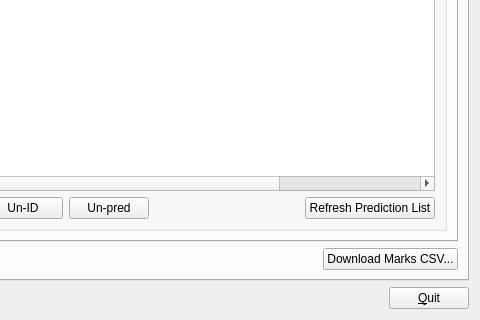
First picture: the form in plom/client/ui_files/manager.ui, repository plomgrading/plom, before the edit; both pictures show x 544 to 1024 and y 340 to 660 of the 1024 by 660 pixel window.
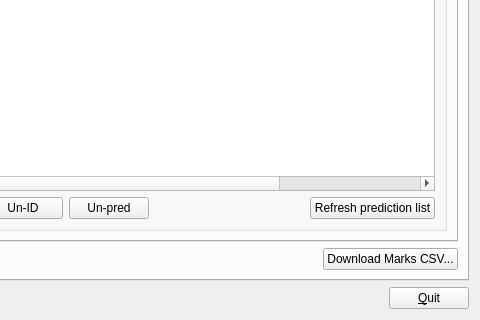
Second picture: the form after the edit. The open tabs and pages were chosen to show the change.

Commit message: docs: Wrong button name in autoIDer

The edit to the form file:
```diff
--- a/plom/client/ui_files/manager.ui
+++ b/plom/client/ui_files/manager.ui
@@ -1876,7 +1876,7 @@
                    <item>
                     <widget class="QPushButton" name="refreshIDPredictionsB">
                      <property name="text">
-                      <string>Refresh Prediction List</string>
+                      <string>Refresh prediction list</string>
                      </property>
                     </widget>
                    </item>
```
The commit also changes 1 other file.
